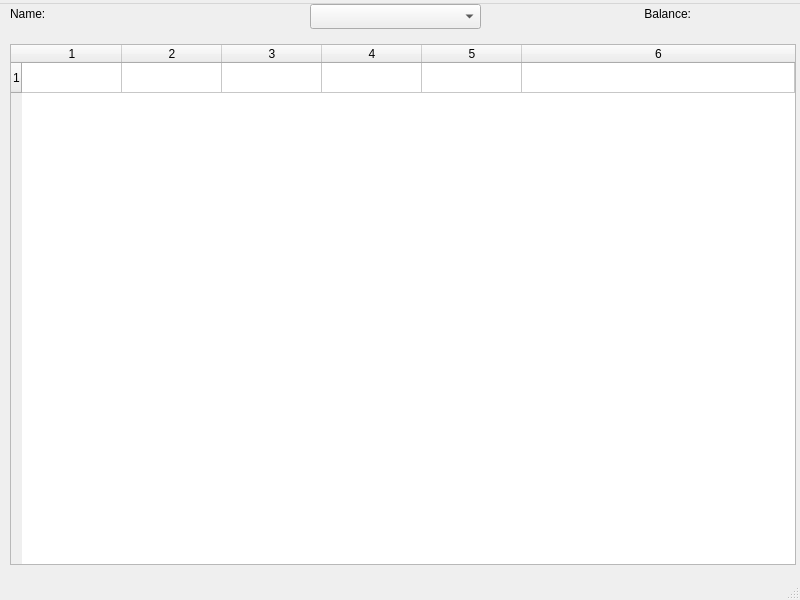
Before: the Qt Designer form src/mainwindow.ui in XaviP/komunitin_lite_qt, drawn with Qt 5.
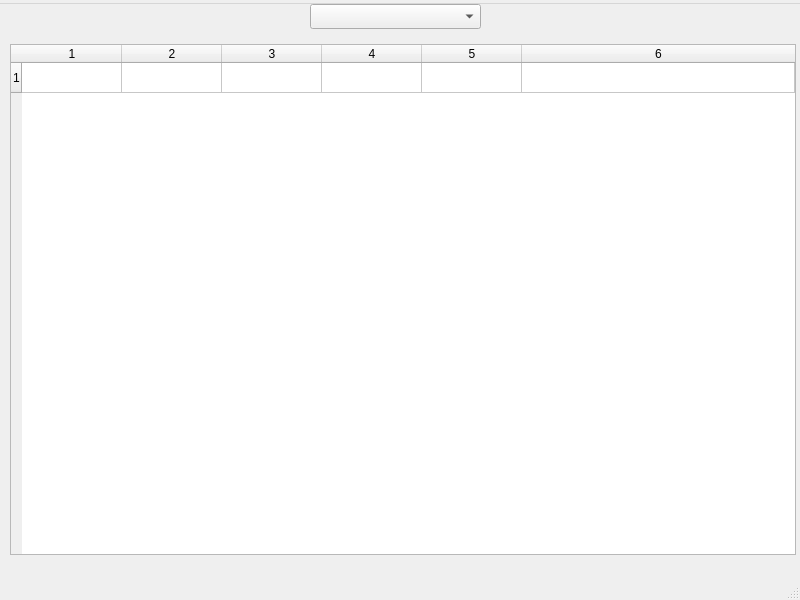
After: the same form once the commit is applied. Icons and pictures are not drawn.

What changed in the file:
```diff
--- a/src/mainwindow.ui
+++ b/src/mainwindow.ui
@@ -24,7 +24,7 @@
       <x>10</x>
       <y>40</y>
       <width>786</width>
-      <height>521</height>
+      <height>511</height>
      </rect>
     </property>
     <property name="minimumSize">
@@ -62,31 +62,12 @@
     <column/>
     <column/>
    </widget>
-   <widget class="QLabel" name="nameLabel">
-    <property name="geometry">
-     <rect>
-      <x>10</x>
-      <y>0</y>
-      <width>61</width>
-      <height>20</height>
-     </rect>
-    </property>
-    <property name="whatsThis">
-     <string/>
-    </property>
-    <property name="text">
-     <string>Name:</string>
-    </property>
-    <property name="alignment">
-     <set>Qt::AlignLeading|Qt::AlignLeft|Qt::AlignVCenter</set>
-    </property>
-   </widget>
    <widget class="QLabel" name="nameInsertLabel">
     <property name="geometry">
      <rect>
-      <x>70</x>
+      <x>10</x>
       <y>0</y>
-      <width>161</width>
+      <width>221</width>
       <height>21</height>
      </rect>
     </property>
@@ -110,28 +91,12 @@
      </rect>
     </property>
    </widget>
-   <widget class="QLabel" name="balanceLabel">
-    <property name="geometry">
-     <rect>
-      <x>610</x>
-      <y>0</y>
-      <width>81</width>
-      <height>20</height>
-     </rect>
-    </property>
-    <property name="text">
-     <string>Balance:</string>
-    </property>
-    <property name="alignment">
-     <set>Qt::AlignRight|Qt::AlignTrailing|Qt::AlignVCenter</set>
-    </property>
-   </widget>
    <widget class="QLabel" name="balanceInsertLabel">
     <property name="geometry">
      <rect>
-      <x>700</x>
+      <x>580</x>
       <y>0</y>
-      <width>91</width>
+      <width>211</width>
       <height>20</height>
      </rect>
     </property>
@@ -144,6 +109,9 @@
     <property name="text">
      <string/>
     </property>
+    <property name="alignment">
+     <set>Qt::AlignRight|Qt::AlignTrailing|Qt::AlignVCenter</set>
+    </property>
    </widget>
   </widget>
   <widget class="QMenuBar" name="menubar">
```
